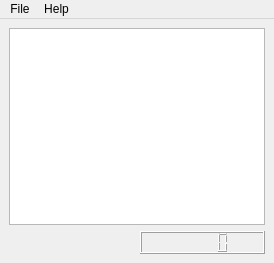
Above: forms/musicplayer.ui from copperspice/kitchensink before the change. Below: the same form after it.
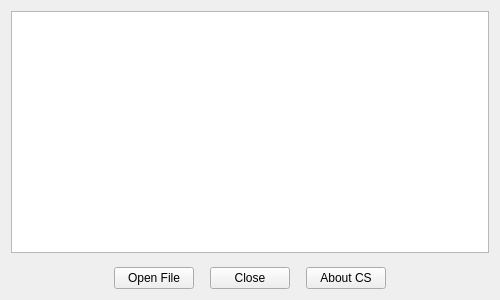
That is the form after the change.

```diff
--- a/forms/musicplayer.ui
+++ b/forms/musicplayer.ui
@@ -1,54 +1,132 @@
 <?xml version="1.0" encoding="UTF-8"?>
 <ui version="4.0">
  <class>MusicPlayer</class>
- <widget class="QMainWindow" name="MusicPlayer">
+ <widget class="QWidget" name="MusicPlayer">
   <property name="geometry">
    <rect>
     <x>0</x>
     <y>0</y>
-    <width>274</width>
-    <height>263</height>
+    <width>500</width>
+    <height>300</height>
    </rect>
   </property>
+  <property name="minimumSize">
+   <size>
+    <width>500</width>
+    <height>300</height>
+   </size>
+  </property>
   <property name="windowTitle">
    <string>MainWindow</string>
   </property>
-  <widget class="QWidget" name="centralwidget">
-   <layout class="QGridLayout" name="gridLayout">
-    <item row="1" column="1">
-     <widget class="QLCDNumber" name="timerLCD"/>
-    </item>
-    <item row="0" column="0" colspan="2">
-     <widget class="QTableView" name="musicTable"/>
-    </item>
-   </layout>
-  </widget>
-  <widget class="QMenuBar" name="menubar">
-   <property name="geometry">
-    <rect>
-     <x>0</x>
-     <y>0</y>
-     <width>274</width>
-     <height>24</height>
-    </rect>
-   </property>
-   <widget class="QMenu" name="menuFile">
-    <property name="title">
-     <string>File</string>
-    </property>
-    <addaction name="actionOpen"/>
-    <addaction name="separator"/>
-    <addaction name="actionClose"/>
-   </widget>
-   <widget class="QMenu" name="menuHelp">
-    <property name="title">
-     <string>Help</string>
-    </property>
-    <addaction name="actionAbout"/>
-   </widget>
-   <addaction name="menuFile"/>
-   <addaction name="menuHelp"/>
-  </widget>
+  <layout class="QVBoxLayout" name="verticalLayout_main">
+   <item>
+    <layout class="QVBoxLayout" name="verticalLayout">
+     <item>
+      <widget class="QTableView" name="musicTable"/>
+     </item>
+    </layout>
+   </item>
+   <item>
+    <spacer name="verticalSpacer">
+     <property name="orientation">
+      <enum>Qt::Vertical</enum>
+     </property>
+     <property name="sizeType">
+      <enum>QSizePolicy::Fixed</enum>
+     </property>
+     <property name="sizeHint" stdset="0">
+      <size>
+       <width>100</width>
+       <height>8</height>
+      </size>
+     </property>
+    </spacer>
+   </item>
+   <item>
+    <layout class="QHBoxLayout" name="horizontalLayout">
+     <item>
+      <spacer name="horizontalSpacer">
+       <property name="orientation">
+        <enum>Qt::Horizontal</enum>
+       </property>
+       <property name="sizeHint" stdset="0">
+        <size>
+         <width>40</width>
+         <height>20</height>
+        </size>
+       </property>
+      </spacer>
+     </item>
+     <item>
+      <widget class="QPushButton" name="openFile_PB">
+       <property name="text">
+        <string>Open File</string>
+       </property>
+      </widget>
+     </item>
+     <item>
+      <spacer name="horizontalSpacer_2">
+       <property name="orientation">
+        <enum>Qt::Horizontal</enum>
+       </property>
+       <property name="sizeType">
+        <enum>QSizePolicy::Fixed</enum>
+       </property>
+       <property name="sizeHint" stdset="0">
+        <size>
+         <width>10</width>
+         <height>20</height>
+        </size>
+       </property>
+      </spacer>
+     </item>
+     <item>
+      <widget class="QPushButton" name="close_PB">
+       <property name="text">
+        <string>Close</string>
+       </property>
+      </widget>
+     </item>
+     <item>
+      <spacer name="horizontalSpacer_3">
+       <property name="orientation">
+        <enum>Qt::Horizontal</enum>
+       </property>
+       <property name="sizeType">
+        <enum>QSizePolicy::Fixed</enum>
+       </property>
+       <property name="sizeHint" stdset="0">
+        <size>
+         <width>10</width>
+         <height>20</height>
+        </size>
+       </property>
+      </spacer>
+     </item>
+     <item>
+      <widget class="QPushButton" name="aboutCs_PB">
+       <property name="text">
+        <string>About CS</string>
+       </property>
+      </widget>
+     </item>
+     <item>
+      <spacer name="horizontalSpacer_4">
+       <property name="orientation">
+        <enum>Qt::Horizontal</enum>
+       </property>
+       <property name="sizeHint" stdset="0">
+        <size>
+         <width>40</width>
+         <height>20</height>
+        </size>
+       </property>
+      </spacer>
+     </item>
+    </layout>
+   </item>
+  </layout>
   <action name="actionAbout">
    <property name="text">
     <string>About</string>
```
